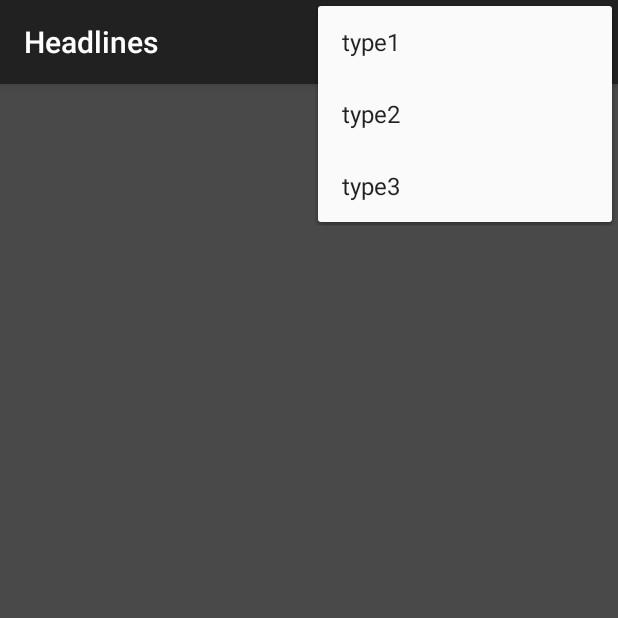
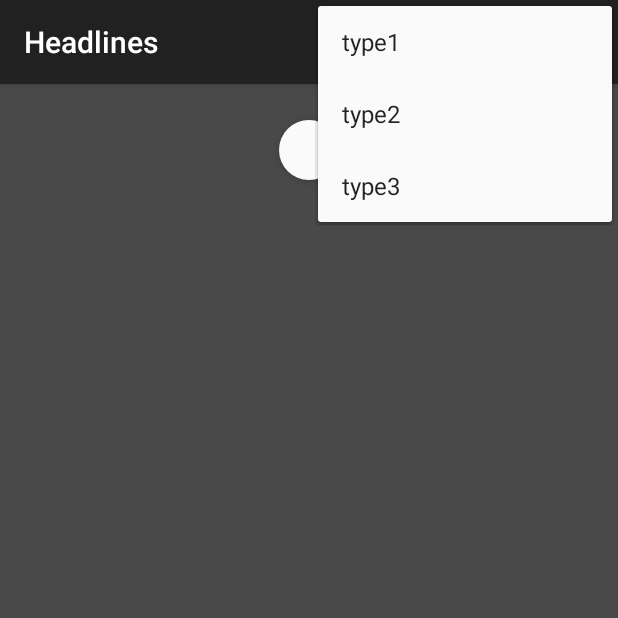
Before and after one commit to ravi9607/NewsApp, an Android app: the HeadlineActivity screen opened directly, with no data from a screen before it, with the options menu open, on a phone screen of 412 x 824 dp, the top half of it. Run offline under Robolectric (Android 15) with nearby library versions, the light colour scheme and no system bars; our stand-ins replace Volley; plain views replace ; network calls fail; pictures from the network do not load; Roboto replaces fonts that are not available here.

Commit message:
Headline Update

```diff
--- a/app/src/main/java/com/example/dailynews/HeadlineActivity.kt
+++ b/app/src/main/java/com/example/dailynews/HeadlineActivity.kt
@@ -2,6 +2,7 @@ package com.example.dailynews
 
 import android.app.ProgressDialog
 import android.content.Intent
+import android.graphics.Color
 import android.net.Uri
 import androidx.appcompat.app.AppCompatActivity
 import android.os.Bundle
@@ -9,6 +10,7 @@ import android.view.Menu
 import android.view.MenuItem
 import android.view.View
 import android.view.WindowManager
+import androidx.swiperefreshlayout.widget.SwipeRefreshLayout
 import android.widget.Toast
 import androidx.browser.customtabs.CustomTabsIntent
 import androidx.recyclerview.widget.LinearLayoutManager
@@ -20,6 +22,7 @@ import kotlinx.android.synthetic.main.select_activity.*
 class HeadlineActivity : AppCompatActivity(), NewsItemClicked {
 
     private lateinit var mAdapter: newsAdapter
+    private lateinit var swipeRefreshLayout: SwipeRefreshLayout
     var currentUrl: String? =null
     var isLike : Boolean? = null
     override fun onCreate(savedInstanceState: Bundle?) {
@@ -28,6 +31,11 @@ class HeadlineActivity : AppCompatActivity(), NewsItemClicked {
 
         supportActionBar?.title = "Headlines"
 
+        swipeRefreshLayout = findViewById(R.id.swipeRefresh)
+        swipeRefreshLayout.setColorSchemeColors(Color.GREEN,Color.RED,Color.BLUE)
+        swipeRefreshLayout.setOnRefreshListener {
+            fetchData()
+        }
         window.setFlags(
             WindowManager.LayoutParams.FLAG_FULLSCREEN,
             WindowManager.LayoutParams.FLAG_FULLSCREEN
@@ -74,14 +82,14 @@ class HeadlineActivity : AppCompatActivity(), NewsItemClicked {
 
     private fun fetchData(){
         //progressBar.visibility = View.VISIBLE
+        progressBar.visibility = View.GONE
+        swipeRefreshLayout.isRefreshing = true
+        //progressBar.visibility = View.VISIBLE
 
-        //progressBar.visibility = View.VISIBLE
-        progressBar.visibility = View.GONE
-
-        val progressDialog = ProgressDialog(this@HeadlineActivity)
-        progressDialog.setTitle("Fetching News ...")
+//        val progressDialog = ProgressDialog(this@HeadlineActivity)
+//        progressDialog.setTitle("Fetching News ...")
         //progressDialog.setMessage("Fetching Latest News")
-        progressDialog.show()
+        //progressDialog.show()
 
         val url = "https://newsapi.org/v2/top-headlines?country=in&apiKey=9485dbed563145c5b58b6800baf4c4be"
         val jsonObjectRequest = object: JsonObjectRequest(
@@ -104,8 +112,9 @@ class HeadlineActivity : AppCompatActivity(), NewsItemClicked {
                         )
                         newsArray.add(news)
                         //progressBar.visibility = View.GONE
-                        progressDialog.dismiss()
+                        //progressDialog.dismiss()
                         //Toast.makeText(this," updated", Toast.LENGTH_LONG).show()
+                        swipeRefreshLayout.isRefreshing = false
                     }
                     mAdapter.updateNews(newsArray)
                 },
```
